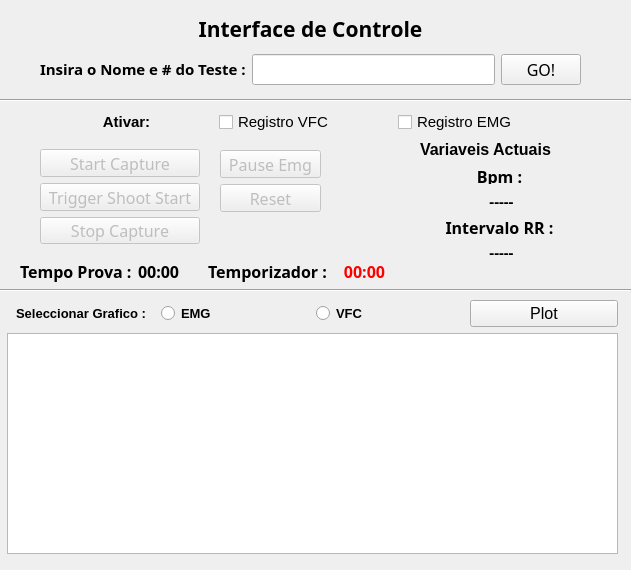
Qt form controlDeportivo/ui/home.ui (DiegoPaezA/pythonCompu) before a commit.
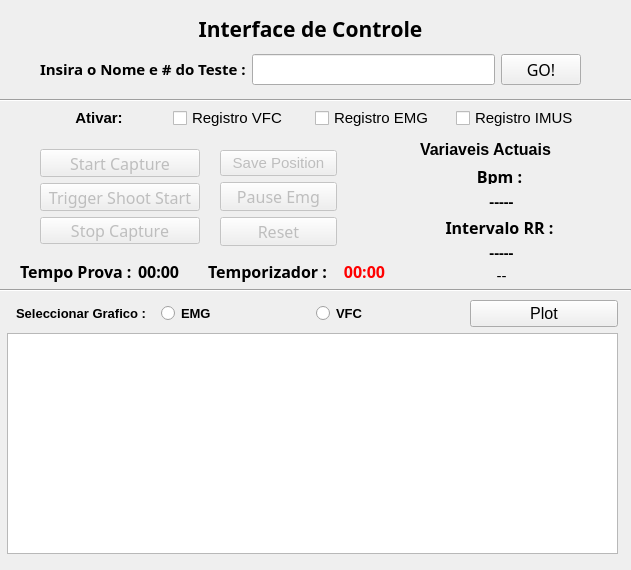
The same form after that commit. Custom widgets are drawn as their Qt base class.

The edit to the form file:
```diff
--- a/controlDeportivo/ui/home.ui
+++ b/controlDeportivo/ui/home.ui
@@ -156,7 +156,7 @@
       <x>420</x>
       <y>140</y>
       <width>163</width>
-      <height>121</height>
+      <height>145</height>
      </rect>
     </property>
     <layout class="QGridLayout" name="gridLayout">
@@ -236,6 +236,21 @@
        </property>
       </widget>
      </item>
+     <item row="5" column="0">
+      <widget class="QLabel" name="arduinoLabel">
+       <property name="font">
+        <font>
+         <pointsize>11</pointsize>
+        </font>
+       </property>
+       <property name="text">
+        <string>--</string>
+       </property>
+       <property name="alignment">
+        <set>Qt::AlignCenter</set>
+       </property>
+      </widget>
+     </item>
     </layout>
    </widget>
    <widget class="Line" name="line">
@@ -264,59 +279,6 @@
      <enum>Qt::Horizontal</enum>
     </property>
    </widget>
-   <widget class="QWidget" name="layoutWidget">
-    <property name="geometry">
-     <rect>
-      <x>40</x>
-      <y>110</y>
-      <width>531</width>
-      <height>25</height>
-     </rect>
-    </property>
-    <layout class="QGridLayout" name="gridLayout_6">
-     <item row="0" column="0">
-      <widget class="QLabel" name="label_11">
-       <property name="font">
-        <font>
-         <pointsize>11</pointsize>
-         <weight>75</weight>
-         <bold>true</bold>
-        </font>
-       </property>
-       <property name="text">
-        <string>Ativar:</string>
-       </property>
-       <property name="alignment">
-        <set>Qt::AlignCenter</set>
-       </property>
-      </widget>
-     </item>
-     <item row="0" column="2">
-      <widget class="QCheckBox" name="activarEMG">
-       <property name="font">
-        <font>
-         <pointsize>11</pointsize>
-        </font>
-       </property>
-       <property name="text">
-        <string>Registro EMG</string>
-       </property>
-      </widget>
-     </item>
-     <item row="0" column="1">
-      <widget class="QCheckBox" name="activarVFC">
-       <property name="font">
-        <font>
-         <pointsize>11</pointsize>
-        </font>
-       </property>
-       <property name="text">
-        <string>Registro VFC</string>
-       </property>
-      </widget>
-     </item>
-    </layout>
-   </widget>
    <widget class="QWidget" name="layoutWidget">
     <property name="geometry">
      <rect>
@@ -397,12 +359,12 @@
      <rect>
       <x>220</x>
       <y>150</y>
-      <width>101</width>
-      <height>62</height>
+      <width>117</width>
+      <height>96</height>
      </rect>
     </property>
     <layout class="QGridLayout" name="gridLayout_4">
-     <item row="0" column="0">
+     <item row="1" column="0">
       <widget class="QPushButton" name="pauseEmgButton">
        <property name="enabled">
         <bool>false</bool>
@@ -418,7 +380,7 @@
        </property>
       </widget>
      </item>
-     <item row="1" column="0">
+     <item row="2" column="0">
       <widget class="QPushButton" name="resetButton">
        <property name="enabled">
         <bool>false</bool>
@@ -434,6 +396,21 @@
        </property>
       </widget>
      </item>
+     <item row="0" column="0">
+      <widget class="QPushButton" name="savePositionButton">
+       <property name="enabled">
+        <bool>false</bool>
+       </property>
+       <property name="font">
+        <font>
+         <pointsize>11</pointsize>
+        </font>
+       </property>
+       <property name="text">
+        <string>Save Position</string>
+       </property>
+      </widget>
+     </item>
     </layout>
    </widget>
    <widget class="QWidget" name="layoutWidget">
@@ -511,6 +488,71 @@
      </item>
     </layout>
    </widget>
+   <widget class="QWidget" name="layoutWidget">
+    <property name="geometry">
+     <rect>
+      <x>31</x>
+      <y>105</y>
+      <width>561</width>
+      <height>26</height>
+     </rect>
+    </property>
+    <layout class="QGridLayout" name="gridLayout_5">
+     <item row="0" column="0">
+      <widget class="QLabel" name="label_11">
+       <property name="font">
+        <font>
+         <pointsize>11</pointsize>
+         <weight>75</weight>
+         <bold>true</bold>
+        </font>
+       </property>
+       <property name="text">
+        <string>Ativar:</string>
+       </property>
+       <property name="alignment">
+        <set>Qt::AlignCenter</set>
+       </property>
+      </widget>
+     </item>
+     <item row="0" column="3">
+      <widget class="QCheckBox" name="activarIMUS">
+       <property name="font">
+        <font>
+         <pointsize>11</pointsize>
+        </font>
+       </property>
+       <property name="text">
+        <string>Registro IMUS</string>
+       </property>
+      </widget>
+     </item>
+     <item row="0" column="2">
+      <widget class="QCheckBox" name="activarEMG">
+       <property name="font">
+        <font>
+         <pointsize>11</pointsize>
+        </font>
+       </property>
+       <property name="text">
+        <string>Registro EMG</string>
+       </property>
+      </widget>
+     </item>
+     <item row="0" column="1">
+      <widget class="QCheckBox" name="activarVFC">
+       <property name="font">
+        <font>
+         <pointsize>11</pointsize>
+        </font>
+       </property>
+       <property name="text">
+        <string>Registro VFC</string>
+       </property>
+      </widget>
+     </item>
+    </layout>
+   </widget>
   </widget>
  </widget>
  <customwidgets>
```
